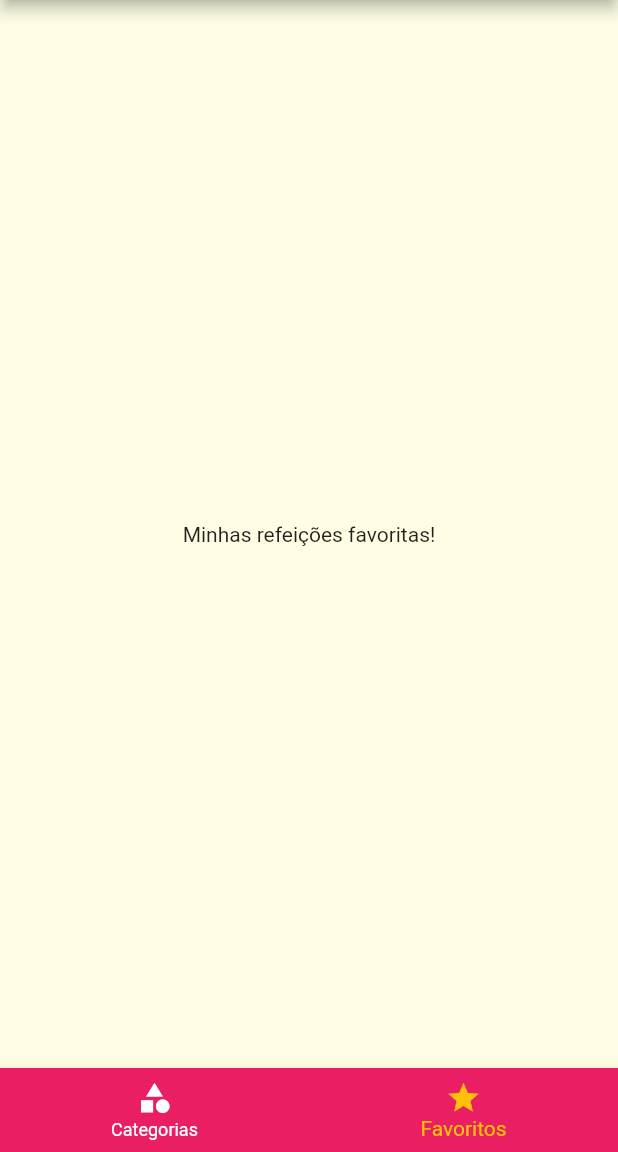
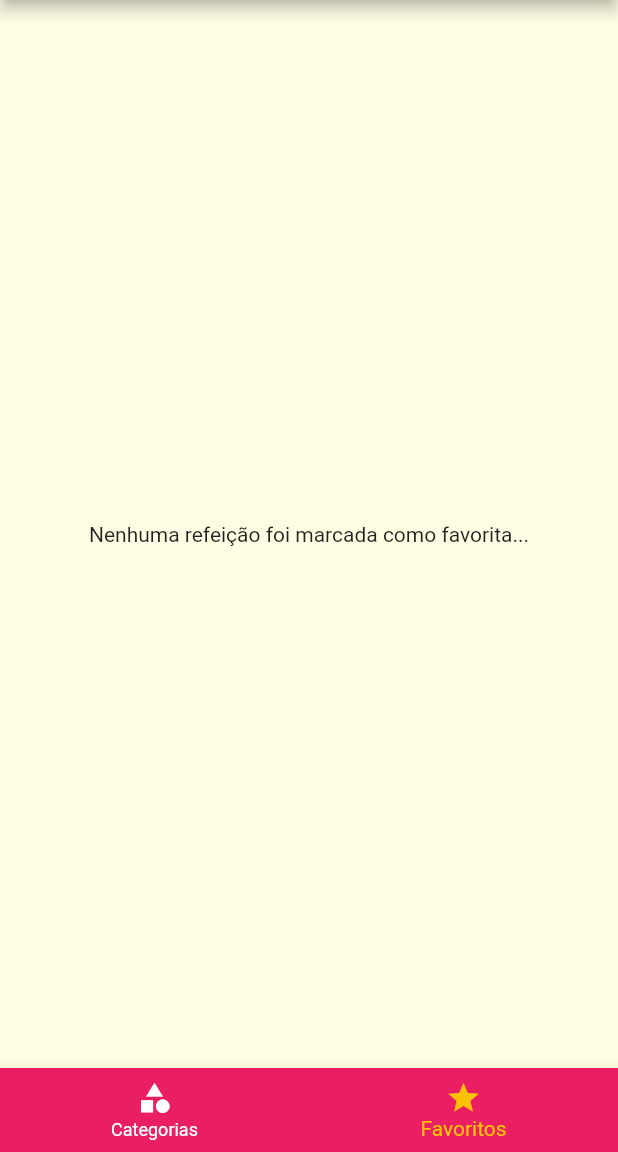
Before and after one commit to Edusu123/meals, a Flutter app: the screen it shows after launch, item 2 of the bottom bar chosen, on a phone screen of 412 x 824 dp, the part 84-1236 px from its top. Run offline on Flutter 3.47's test engine with Material 2 defaults, Android fonts, the phone set to English and light mode, and no system bars.

Commit message:
:sparkles: marcar como favorito

```diff
--- a/lib/main.dart
+++ b/lib/main.dart
@@ -20,6 +20,7 @@ class MyApp extends StatefulWidget {
 class _MyAppState extends State<MyApp> {
   List<Meal> _availableMeals = DUMMY_MEALS;
   Settings settings = Settings();
+  List<Meal> _favoriteMeals = [];
 
   void _filterMeals(Settings settings) {
     setState(() {
@@ -36,6 +37,18 @@ class _MyAppState extends State<MyApp> {
             !filterVegetarian;
       }).toList();
     });
+  }
+
+  void _toggleFavorite(Meal meal) {
+    setState(() {
+      _favoriteMeals.contains(meal)
+          ? _favoriteMeals.remove(meal)
+          : _favoriteMeals.add(meal);
+    });
+  }
+
+  bool _isFavorite(Meal meal) {
+    return _favoriteMeals.contains(meal);
   }
 
   @override
@@ -55,10 +68,11 @@ class _MyAppState extends State<MyApp> {
             ),
       ),
       routes: {
-        AppRoutes.HOME: (ctx) => const TabsScreen(),
+        AppRoutes.HOME: (ctx) => TabsScreen(_favoriteMeals),
         AppRoutes.CATEGORIES_MEALS: (ctx) =>
             CategoriesMealsScreen(_availableMeals),
-        AppRoutes.MEAL_DETAIL: (ctx) => MealDetailScreen(),
+        AppRoutes.MEAL_DETAIL: (ctx) =>
+            MealDetailScreen(_toggleFavorite, _isFavorite),
         AppRoutes.SETTINGS: (ctx) => SettingsScreen(_filterMeals, settings),
       },
     );
--- a/lib/screens/favorite_screen.dart
+++ b/lib/screens/favorite_screen.dart
@@ -1,10 +1,26 @@
 import 'package:flutter/material.dart';
 
+import '../models/meal.dart';
+import '../components/meal_item.dart';
+
 class FavoriteScreen extends StatelessWidget {
-  const FavoriteScreen({ Key? key }) : super(key: key);
+  final List<Meal> favoriteMeals;
+
+  const FavoriteScreen(this.favoriteMeals);
 
   @override
   Widget build(BuildContext context) {
-    return const Center(child: Text('Minhas refeições favoritas!'),);
+    if (favoriteMeals.isEmpty) {
+      return const Center(
+        child: Text('Nenhuma refeição foi marcada como favorita...'),
+      );
+    } else {
+      return ListView.builder(
+        itemBuilder: (ctx, index) {
+          return MealItem(favoriteMeals[index]);
+        },
+        itemCount: favoriteMeals.length,
+      );
+    }
   }
 }
--- a/lib/screens/tabs_screen.dart
+++ b/lib/screens/tabs_screen.dart
@@ -1,11 +1,14 @@
 import 'package:flutter/material.dart';
 
+import '../components/main_drawer.dart';
+import '../models/meal.dart';
 import 'categories_screen.dart';
 import 'favorite_screen.dart';
-import '../components/main_drawer.dart';
 
 class TabsScreen extends StatefulWidget {
-  const TabsScreen({Key? key}) : super(key: key);
+  final List<Meal> favoriteMeals;
+
+  const TabsScreen(this.favoriteMeals);
 
   @override
   State<TabsScreen> createState() => _TabsScreenState();
@@ -16,10 +19,7 @@ class _TabsScreenState extends State<TabsScreen> {
     'Lista de Categorias',
     'Meus Favoritos',
   ];
-  final List<Widget> _screens = [
-    const CategoriesScreen(),
-    const FavoriteScreen(),
-  ];
+  List<Widget> _screens = [];
 
   int _selectedScreenIndex = 0;
 
@@ -27,6 +27,15 @@ class _TabsScreenState extends State<TabsScreen> {
     setState(() {
       _selectedScreenIndex = index;
     });
+  }
+
+  @override
+  void initState() {
+    super.initState();
+    _screens = [
+      const CategoriesScreen(),
+      FavoriteScreen(widget.favoriteMeals),
+    ];
   }
 
   @override
```
Also changed, not shown: lib/screens/meal_detail_screen.dart (+18 -12 lines).
